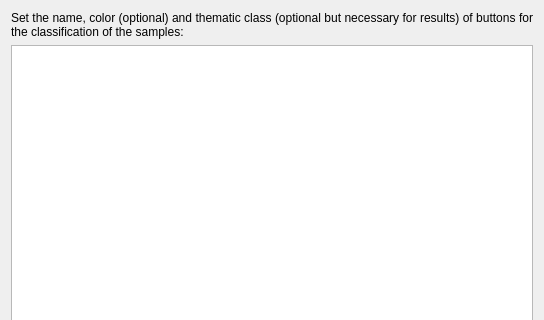
This is ui/classification_buttons_config.ui in SMByC/AcATaMa as Qt 5 draws it before an edit; both pictures show x 0 to 544 and y 0 to 320 of the 544 by 550 pixel window. The edited form follows.
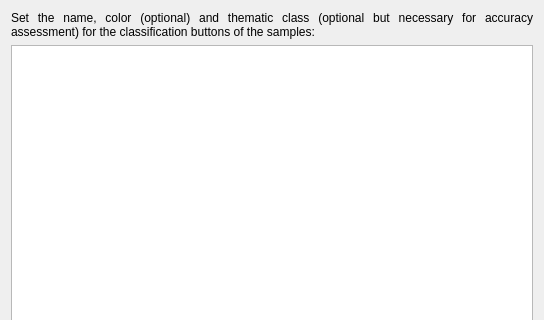
This is the edited form.

Commit message: Adjusted the window message of the classification buttons

What changed in the file:
```diff
--- a/ui/classification_buttons_config.ui
+++ b/ui/classification_buttons_config.ui
@@ -22,7 +22,7 @@
       </font>
      </property>
      <property name="text">
-      <string>Set the name, color (optional) and thematic class (optional but necessary for results) of buttons for the classification of the samples:</string>
+      <string>Set the name, color (optional) and thematic class (optional but necessary for accuracy assessment) for the classification buttons of the samples:</string>
      </property>
      <property name="alignment">
       <set>Qt::AlignJustify|Qt::AlignVCenter</set>
```
